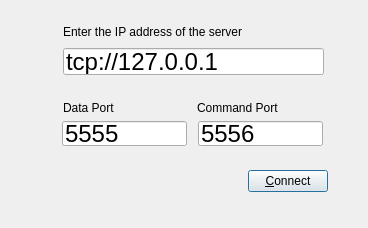
Qt form rbkit-lib/ui/askhost.ui (codemancers/rbkit-client) before a commit.
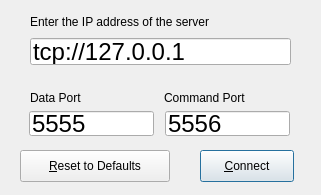
The same form after that commit.

Commit message:
Add Reset to Default button
Fix layout of the dialog; it should not be maximized.

Patch:
```diff
--- a/rbkit-lib/ui/askhost.ui
+++ b/rbkit-lib/ui/askhost.ui
@@ -9,14 +9,26 @@
    <rect>
     <x>0</x>
     <y>0</y>
-    <width>368</width>
-    <height>228</height>
+    <width>321</width>
+    <height>195</height>
    </rect>
   </property>
+  <property name="sizePolicy">
+   <sizepolicy hsizetype="Fixed" vsizetype="Fixed">
+    <horstretch>0</horstretch>
+    <verstretch>0</verstretch>
+   </sizepolicy>
+  </property>
   <property name="minimumSize">
    <size>
-    <width>0</width>
-    <height>100</height>
+    <width>321</width>
+    <height>195</height>
+   </size>
+  </property>
+  <property name="maximumSize">
+   <size>
+    <width>321</width>
+    <height>195</height>
    </size>
   </property>
   <property name="windowTitle">
@@ -25,8 +37,8 @@
   <widget class="QLineEdit" name="commandsPort">
    <property name="geometry">
     <rect>
-     <x>198</x>
-     <y>121</y>
+     <x>165</x>
+     <y>111</y>
      <width>125</width>
      <height>25</height>
     </rect>
@@ -44,8 +56,8 @@
   <widget class="QLineEdit" name="eventsPort">
    <property name="geometry">
     <rect>
-     <x>62</x>
-     <y>121</y>
+     <x>29</x>
+     <y>111</y>
      <width>125</width>
      <height>25</height>
     </rect>
@@ -60,58 +72,11 @@
     <string>5555</string>
    </property>
   </widget>
-  <widget class="QWidget" name="">
-   <property name="geometry">
-    <rect>
-     <x>47</x>
-     <y>165</y>
-     <width>281</width>
-     <height>32</height>
-    </rect>
-   </property>
-   <property name="font">
-    <font>
-     <family>Lucida Grande</family>
-    </font>
-   </property>
-   <layout class="QHBoxLayout" name="horizontalLayout_2">
-    <item>
-     <spacer name="horizontalSpacer">
-      <property name="font">
-       <font>
-        <family>Lucida Grande</family>
-       </font>
-      </property>
-      <property name="orientation">
-       <enum>Qt::Horizontal</enum>
-      </property>
-      <property name="sizeHint" stdset="0">
-       <size>
-        <width>178</width>
-        <height>20</height>
-       </size>
-      </property>
-     </spacer>
-    </item>
-    <item>
-     <widget class="QPushButton" name="hostSelectedButton">
-      <property name="font">
-       <font>
-        <family>Lucida Grande</family>
-       </font>
-      </property>
-      <property name="text">
-       <string>&amp;Connect</string>
-      </property>
-     </widget>
-    </item>
-   </layout>
-  </widget>
   <widget class="QLabel" name="label">
    <property name="geometry">
     <rect>
-     <x>197</x>
-     <y>100</y>
+     <x>164</x>
+     <y>90</y>
      <width>121</width>
      <height>16</height>
     </rect>
@@ -125,11 +90,11 @@
     <string>Command Port</string>
    </property>
   </widget>
-  <widget class="QWidget" name="">
+  <widget class="QWidget" name="layoutWidget">
    <property name="geometry">
     <rect>
-     <x>63</x>
-     <y>48</y>
+     <x>30</x>
+     <y>38</y>
      <width>261</width>
      <height>27</height>
     </rect>
@@ -158,8 +123,8 @@
   <widget class="QLabel" name="serverIpAddressLabel">
    <property name="geometry">
     <rect>
-     <x>63</x>
-     <y>24</y>
+     <x>30</x>
+     <y>14</y>
      <width>221</width>
      <height>16</height>
     </rect>
@@ -176,8 +141,8 @@
   <widget class="QLabel" name="label_2">
    <property name="geometry">
     <rect>
-     <x>63</x>
-     <y>100</y>
+     <x>30</x>
+     <y>90</y>
      <width>59</width>
      <height>16</height>
     </rect>
@@ -191,6 +156,72 @@
     <string>Data Port</string>
    </property>
   </widget>
+  <widget class="QPushButton" name="hostResetButton">
+   <property name="geometry">
+    <rect>
+     <x>20</x>
+     <y>150</y>
+     <width>150</width>
+     <height>32</height>
+    </rect>
+   </property>
+   <property name="sizePolicy">
+    <sizepolicy hsizetype="Fixed" vsizetype="Fixed">
+     <horstretch>0</horstretch>
+     <verstretch>0</verstretch>
+    </sizepolicy>
+   </property>
+   <property name="font">
+    <font>
+     <family>Lucida Grande</family>
+    </font>
+   </property>
+   <property name="focusPolicy">
+    <enum>Qt::ClickFocus</enum>
+   </property>
+   <property name="text">
+    <string>&amp;Reset to Defaults</string>
+   </property>
+   <property name="autoDefault">
+    <bool>false</bool>
+   </property>
+   <property name="default">
+    <bool>false</bool>
+   </property>
+   <property name="flat">
+    <bool>false</bool>
+   </property>
+  </widget>
+  <widget class="QPushButton" name="hostSelectedButton">
+   <property name="geometry">
+    <rect>
+     <x>200</x>
+     <y>150</y>
+     <width>94</width>
+     <height>32</height>
+    </rect>
+   </property>
+   <property name="sizePolicy">
+    <sizepolicy hsizetype="Fixed" vsizetype="Fixed">
+     <horstretch>0</horstretch>
+     <verstretch>0</verstretch>
+    </sizepolicy>
+   </property>
+   <property name="font">
+    <font>
+     <family>Lucida Grande</family>
+    </font>
+   </property>
+   <property name="text">
+    <string>&amp;Connect</string>
+   </property>
+   <property name="autoDefault">
+    <bool>false</bool>
+   </property>
+   <property name="default">
+    <bool>true</bool>
+   </property>
+  </widget>
  </widget>
  <resources/>
  <connections/>
```
Left out of the diff: 3 changed lines with no effect on the pictures. The commit also changes 2 other files.
